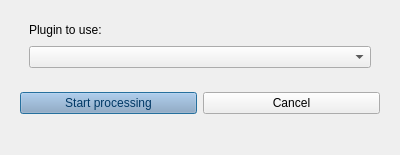
Above: mad_gui/qt_designer/plugin_selection.ui from mad-lab-fau/mad-gui before the change. Below: the same form after it.
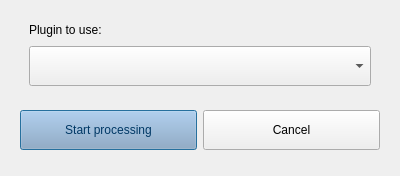
That is the form after the change.

Diff of the .ui file:
```diff
--- a/mad_gui/qt_designer/plugin_selection.ui
+++ b/mad_gui/qt_designer/plugin_selection.ui
@@ -74,7 +74,7 @@
            <property name="minimumSize">
             <size>
              <width>0</width>
-             <height>20</height>
+             <height>40</height>
             </size>
            </property>
            <property name="toolTip">
@@ -124,7 +124,7 @@
         <property name="minimumSize">
          <size>
           <width>0</width>
-          <height>20</height>
+          <height>40</height>
          </size>
         </property>
         <property name="palette">
@@ -339,7 +339,7 @@
         <property name="minimumSize">
          <size>
           <width>0</width>
-          <height>20</height>
+          <height>40</height>
          </size>
         </property>
         <property name="toolTip">
```
